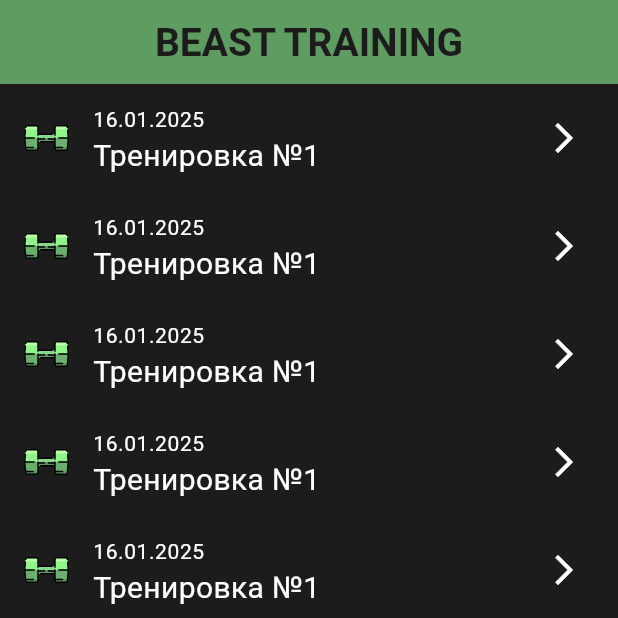
After one commit to smthm0re/beast_training, a Flutter app: the screen it shows after launch, after a tap on the "add" icon, on a phone screen of 412 x 824 dp, the top half of it. The commit adds this screen. Run offline on Flutter 3.47's test engine with Material 3 defaults, Android fonts, the phone set to English and light mode, and no system bars; our stand-ins replace flutter_svg, hive_flutter; accounts and stored records are empty.

Commit message:
Добавил структуру.

```diff
--- /dev/null
+++ b/lib/app/beast_training_app.dart
@@ -0,0 +1,16 @@
+import 'package:beast_training/router/router.dart';
+import 'package:beast_training/theme/theme.dart';
+import 'package:flutter/material.dart';
+
+class BeastTrainingApp extends StatelessWidget {
+  const BeastTrainingApp({super.key});
+
+  @override
+  Widget build(BuildContext context) {
+    return MaterialApp(
+      debugShowCheckedModeBanner: false,
+      theme: theme,
+      routes: routes,
+    );
+  }
+}
--- a/lib/main.dart
+++ b/lib/main.dart
@@ -1,49 +1,8 @@
-import 'package:beast_training/pages/home_page/home_page.dart';
+import 'package:beast_training/app/beast_training_app.dart';
 import 'package:flutter/material.dart';
 import 'package:hive_flutter/hive_flutter.dart';
 
 void main() async {
-  runApp(const BeastTraining());
+  runApp(const BeastTrainingApp());
   await Hive.initFlutter();
 }
-
-class BeastTraining extends StatelessWidget {
-  const BeastTraining({super.key});
-
-  @override
-  Widget build(BuildContext context) {
-    return MaterialApp(
-      debugShowCheckedModeBanner: false,
-      home: const HomePage(),
-      theme: ThemeData(
-        primarySwatch: Colors.red,
-        listTileTheme: const ListTileThemeData(iconColor: Colors.white),
-        floatingActionButtonTheme: const FloatingActionButtonThemeData(
-          backgroundColor: Color.fromARGB(255, 95, 156, 98),
-          foregroundColor: Color.fromARGB(255, 28, 28, 28),
-        ),
-        scaffoldBackgroundColor: const Color.fromARGB(255, 28, 28, 28),
-        appBarTheme: const AppBarTheme(
-          backgroundColor: Color.fromARGB(255, 95, 156, 98),
-          titleTextStyle: TextStyle(
-            color: Color.fromARGB(255, 28, 28, 28),
-            fontWeight: FontWeight.w600,
-            fontSize: 25,
-          ),
-        ),
-        textTheme: TextTheme(
-          bodyMedium: const TextStyle(
-            color: Colors.white,
-            fontWeight: FontWeight.w400,
-            fontSize: 20,
-          ),
-          bodySmall: const TextStyle(
-            color: Colors.white,
-            fontWeight: FontWeight.w400,
-            fontSize: 14,
-          ),
-        ),
-      ),
-    );
-  }
-}
--- /dev/null
+++ b/lib/pages/training_screen/training_screen.dart
@@ -0,0 +1,41 @@
+import 'package:beast_training/pages/training_screen/training_tile/training_tile.dart';
+import 'package:flutter/material.dart';
+
+class TrainingScreen extends StatefulWidget {
+  const TrainingScreen({super.key});
+
+  @override
+  State<TrainingScreen> createState() => _TrainingScreenState();
+}
+
+class _TrainingScreenState extends State<TrainingScreen> {
+  void _addTraining() {
+    setState(() {
+// todo: добавить что делать при нажатии кнопки
+    });
+  }
+
+  @override
+  Widget build(BuildContext context) {
+    return Scaffold(
+      appBar: AppBar(
+        centerTitle: true,
+        title: const Text('BEAST TRAINING'),
+      ),
+      body: ListView.builder(
+        itemCount: 10,
+        itemBuilder: (context, index) {
+          const trainingNumber = 'Тренировка №1';
+          return const TrainingTile(
+            trainingNumber: trainingNumber,
+          );
+        },
+      ),
+      floatingActionButton: FloatingActionButton(
+        onPressed: _addTraining,
+        tooltip: 'Добавить тренировку',
+        child: const Icon(Icons.add),
+      ),
+    );
+  }
+}
--- /dev/null
+++ b/lib/pages/training_screen/training_tile/training_tile.dart
@@ -0,0 +1,36 @@
+import 'package:flutter/material.dart';
+import 'package:flutter_svg/svg.dart';
+
+class TrainingTile extends StatelessWidget {
+  const TrainingTile({
+    super.key,
+    required this.trainingNumber,
+  });
+
+  final String trainingNumber;
+
+  @override
+  Widget build(BuildContext context) {
+    return ListTile(
+      leading: SvgPicture.asset(
+        'assets/svg/dumbbell.svg',
+        height: 30,
+        width: 30,
+      ),
+      title: Text(
+        '16.01.2025',
+        style: Theme.of(context).textTheme.bodySmall,
+      ),
+      subtitle: Text(
+        trainingNumber,
+        style: Theme.of(context).textTheme.bodyMedium,
+      ),
+      trailing: const Icon(Icons.arrow_forward_ios),
+      onTap: () {
+        Navigator.of(context).pushNamed(
+          '/training',
+        );
+      },
+    );
+  }
+}
--- /dev/null
+++ b/lib/router/router.dart
@@ -0,0 +1,7 @@
+import 'package:beast_training/pages/training_screen/training_screen.dart';
+import 'package:beast_training/pages/training_structure/training_structure.dart';
+
+final routes = {
+  '/': (context) => const TrainingScreen(),
+  '/training': (context) => const TrainingStructure(),
+};
--- /dev/null
+++ b/lib/theme/theme.dart
@@ -0,0 +1,31 @@
+import 'package:flutter/material.dart';
+
+final theme = ThemeData(
+  primarySwatch: Colors.red,
+  listTileTheme: const ListTileThemeData(iconColor: Colors.white),
+  floatingActionButtonTheme: const FloatingActionButtonThemeData(
+    backgroundColor: Color.fromARGB(255, 95, 156, 98),
+    foregroundColor: Color.fromARGB(255, 28, 28, 28),
+  ),
+  scaffoldBackgroundColor: const Color.fromARGB(255, 28, 28, 28),
+  appBarTheme: const AppBarTheme(
+    backgroundColor: Color.fromARGB(255, 95, 156, 98),
+    titleTextStyle: TextStyle(
+      color: Color.fromARGB(255, 28, 28, 28),
+      fontWeight: FontWeight.w600,
+      fontSize: 26,
+    ),
+  ),
+  textTheme: TextTheme(
+    bodyMedium: const TextStyle(
+      color: Colors.white,
+      fontWeight: FontWeight.w400,
+      fontSize: 20,
+    ),
+    bodySmall: const TextStyle(
+      color: Colors.white,
+      fontWeight: FontWeight.w400,
+      fontSize: 14,
+    ),
+  ),
+);
```
Also changed, not shown: lib/model/training.dart (deleted, +0 -17 lines), lib/pages/home_page/home_page.dart (deleted, +0 -60 lines), lib/pages/home_page/training_list_tile/training_list_tile.dart (deleted, +0 -25 lines), lib/pages/training_structure/training_structure.dart (added, +20 -0 lines), 1 other file.
